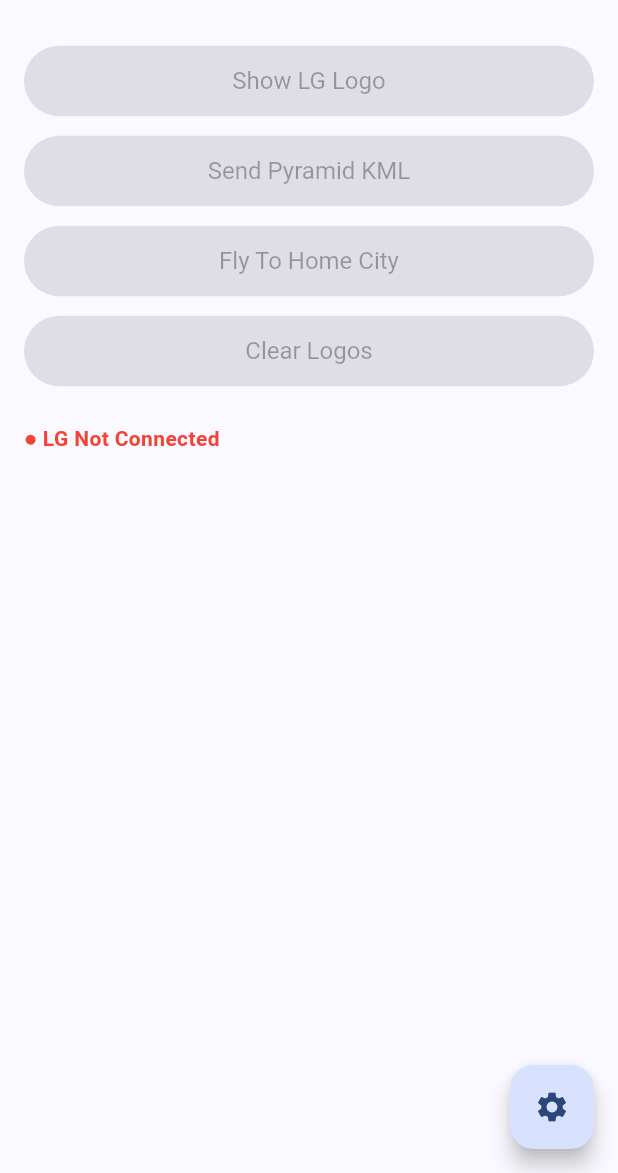
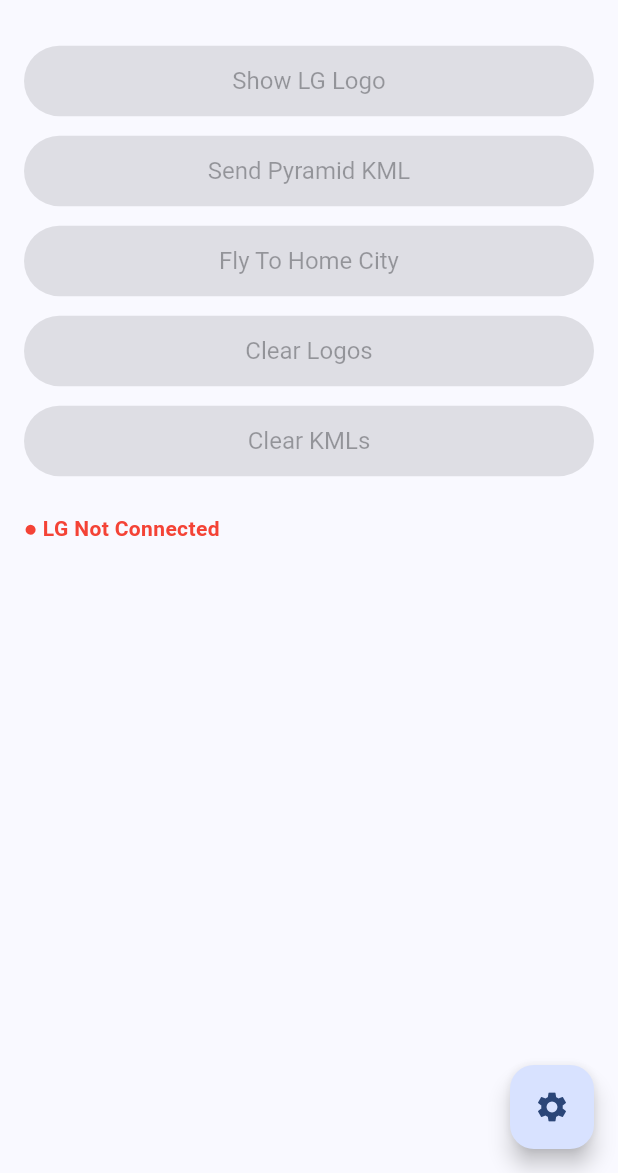
Before and after one commit to KabirKhanuja/lg-flutter-task2-gsoc2026, a Flutter app: the screen it shows after launch, on a phone screen of 412 x 824 dp, the part 63-1236 px from its top. Run offline on Flutter 3.47's test engine with Material 3 defaults, Android fonts, the phone set to English and light mode, and no system bars; our stand-ins replace shared_preferences; missing offline and left inert: dartssh2.

Commit message:
clear kml

```diff
--- a/lib/screens/home_screen.dart
+++ b/lib/screens/home_screen.dart
@@ -131,7 +131,6 @@
         child: Column(
           crossAxisAlignment: CrossAxisAlignment.stretch,
           children: [
-            /// LOGO
             ActionButton(
               label: 'Show LG Logo',
               enabled: _isConnected,
@@ -146,7 +145,7 @@
 
             const SizedBox(height: 12),
 
-            /// PYRAMID (CORRECT LG FLOW)
+            // pyramid
             ActionButton(
               label: 'Send Pyramid KML',
               enabled: _isConnected,
@@ -163,7 +162,7 @@
 
             const SizedBox(height: 12),
 
-            /// FLY TO
+            // fly to
             ActionButton(
               label: 'Fly To Home City',
               enabled: _isConnected,
@@ -174,12 +173,22 @@
 
             const SizedBox(height: 12),
 
-            /// CLEAR LOGO
+            // logo
             ActionButton(
               label: 'Clear Logos',
               enabled: _isConnected,
               onPressed: () => _runAction(() async {
                 await _lgService!.clearLogo(3);
+              }),
+            ),
+
+            const SizedBox(height: 12),
+
+            ActionButton(
+              label: 'Clear KMLs',
+              enabled: _isConnected,
+              onPressed: () => _runAction(() async {
+                await _lgService!.clearPyramid();
               }),
             ),
 
```
